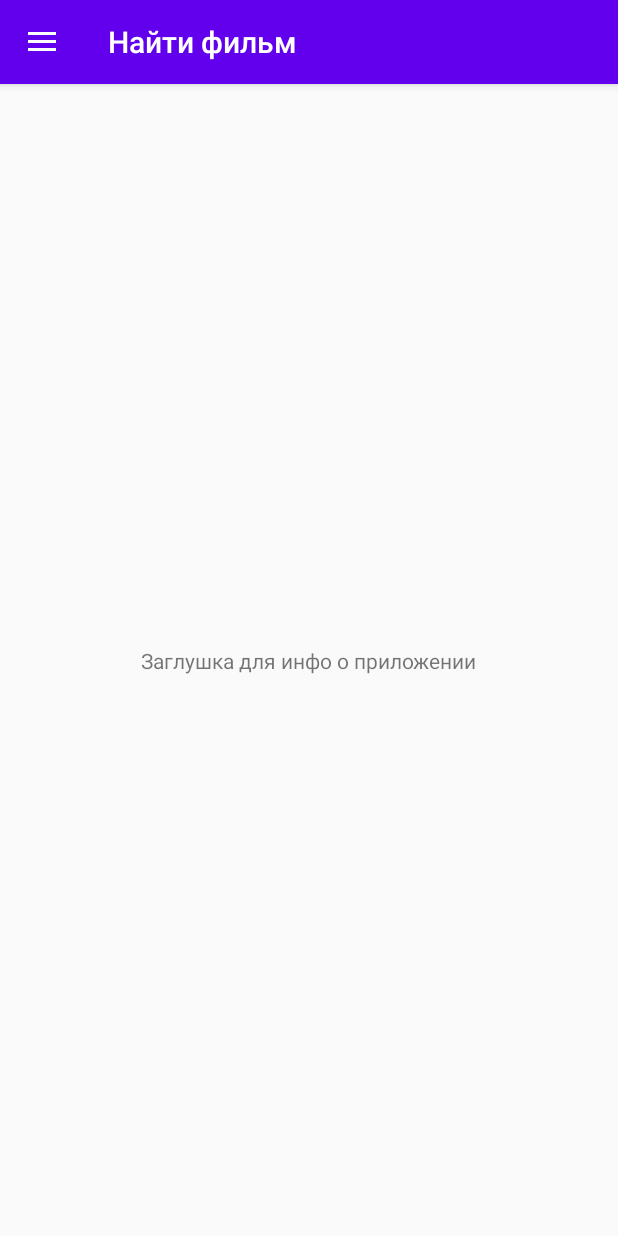
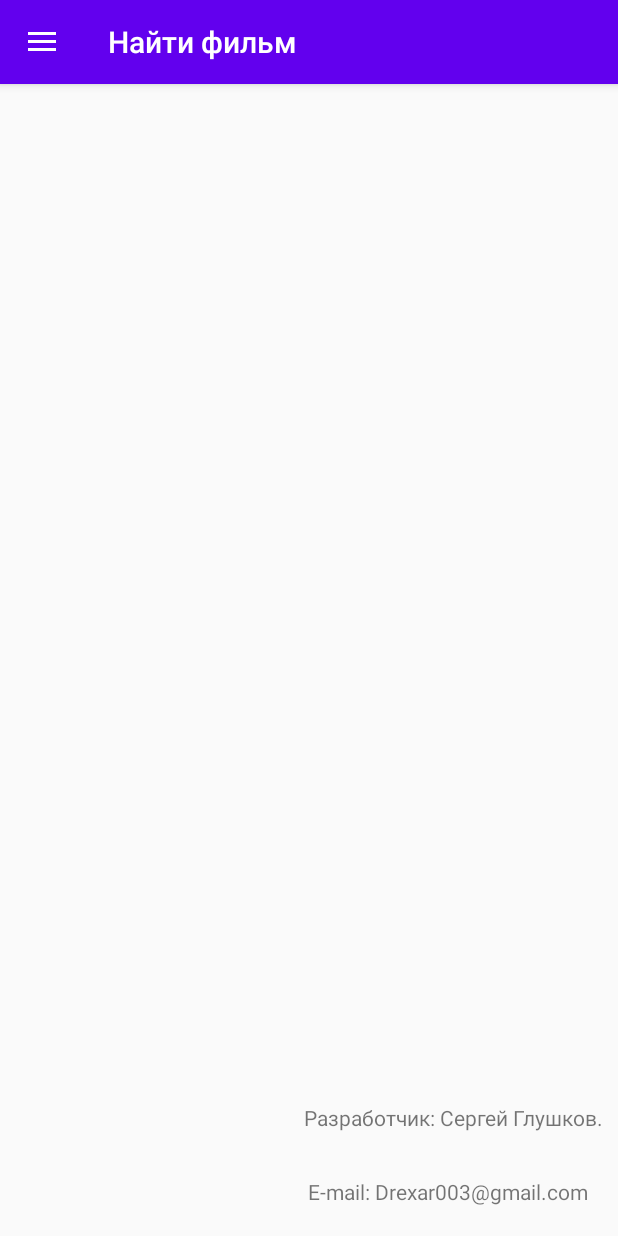
Before and after one commit to Drexxar/FilmFinder, an Android app: the fragment PopularFragment placed in its activity, in the side drawer, after a tap on "О приложении", on a phone screen of 412 x 824 dp. Run offline under Robolectric (Android 15) with nearby library versions, the phone set to English and light mode, and no system bars.

Commit message:
007.Add 'Popular' category of movies in drawer. Add a little bit more info about dev in 'Info'

```diff
--- a/app/src/main/java/com/example/filmfinder/model/fragments/HomeFragment.java
+++ b/app/src/main/java/com/example/filmfinder/model/fragments/HomeFragment.java
@@ -6,6 +6,7 @@ import android.util.Log;
 import android.view.LayoutInflater;
 import android.view.View;
 import android.view.ViewGroup;
+import android.widget.Toast;
 
 import androidx.annotation.NonNull;
 import androidx.annotation.Nullable;
@@ -25,6 +26,8 @@ import retrofit2.Response;
 
 public class HomeFragment extends Fragment {
 
+    private int page = 1;
+    private int limit = 10;
     private String API_KEY = "71dd7f88c9be5e56f400fa680f1ead0a";
     @Nullable
     @Override
@@ -36,16 +39,11 @@ public class HomeFragment extends Fragment {
     public void onViewCreated(@NonNull View view, @Nullable Bundle savedInstanceState) {
         super.onViewCreated(view, savedInstanceState);
 
-
         final RecyclerView recyclerView = getView().findViewById(R.id.recyclerview_id);
         recyclerView.setLayoutManager(new GridLayoutManager(getContext(), 2));
 
-
         Service apiService = FilmApp.getInstance().service;
-        Call<FilmResponse> call = apiService.getTopRatedFilms(API_KEY, "ru");
-
-
-
+        Call<FilmResponse> call = apiService.getTopRatedFilms(API_KEY, "ru", 1);
         call.enqueue(new Callback<FilmResponse>() {
             @Override
             public void onResponse(Call<FilmResponse> call,Response<FilmResponse> response) {
@@ -55,7 +53,7 @@ public class HomeFragment extends Fragment {
 
             @Override
             public void onFailure(Call<FilmResponse> call, Throwable t) {
-                Log.e("Home Fragment ",t.toString());
+                    Log.e("Home Fragment ", t.toString());
             }
         });
     }
--- a/app/src/main/java/com/example/filmfinder/model/fragments/PopularFragment.java
+++ b/app/src/main/java/com/example/filmfinder/model/fragments/PopularFragment.java
@@ -1,6 +1,7 @@
 package com.example.filmfinder.model.fragments;
 
 import android.os.Bundle;
+import android.util.Log;
 import android.view.LayoutInflater;
 import android.view.View;
 import android.view.ViewGroup;
@@ -8,14 +9,51 @@ import android.view.ViewGroup;
 import androidx.annotation.NonNull;
 import androidx.annotation.Nullable;
 import androidx.fragment.app.Fragment;
+import androidx.recyclerview.widget.GridLayoutManager;
+import androidx.recyclerview.widget.RecyclerView;
 
 import com.example.filmfinder.R;
+import com.example.filmfinder.adapter.RecyclerViewAdapter;
+import com.example.filmfinder.model.Film;
+import com.example.filmfinder.network.FilmApp;
+import com.example.filmfinder.network.FilmResponse;
+import com.example.filmfinder.network.Service;
+
+import java.util.List;
+
+import retrofit2.Call;
+import retrofit2.Callback;
+import retrofit2.Response;
 
 public class PopularFragment extends Fragment {
 
+    private String API_KEY = "71dd7f88c9be5e56f400fa680f1ead0a";
     @Nullable
     @Override
     public View onCreateView(@NonNull LayoutInflater inflater, @Nullable ViewGroup container, @Nullable Bundle savedInstanceState) {
         return inflater.inflate(R.layout.fragment_popular, container,false);
     }
+
+    @Override
+    public void onViewCreated(@NonNull View view, @Nullable Bundle savedInstanceState) {
+        super.onViewCreated(view, savedInstanceState);
+
+        final RecyclerView recyclerView = getView().findViewById(R.id.recyclerview_id);
+        recyclerView.setLayoutManager(new GridLayoutManager(getContext(), 2));
+
+        Service apiService = FilmApp.getInstance().service;
+        Call<FilmResponse> call = apiService.getPopularFilms(API_KEY, "ru",1);
+        call.enqueue(new Callback<FilmResponse>() {
+            @Override
+            public void onResponse(Call<FilmResponse> call, Response<FilmResponse> response) {
+                List<Film> films = response.body().getResults();
+                recyclerView.setAdapter(new RecyclerViewAdapter(getContext(), films));
+            }
+
+            @Override
+            public void onFailure(Call<FilmResponse> call, Throwable t) {
+                Log.e("Popular Fragment ",t.toString());
+            }
+        });
+    }
 }
--- a/app/src/main/java/com/example/filmfinder/network/Service.java
+++ b/app/src/main/java/com/example/filmfinder/network/Service.java
@@ -8,7 +8,10 @@ import retrofit2.http.Query;
 
 public interface Service {
     @GET("movie/top_rated")
-    Call<FilmResponse> getTopRatedFilms(@Query("api_key")String apiKey, @Query("language")String language);
+    Call<FilmResponse> getTopRatedFilms(@Query("api_key")String apiKey, @Query("language")String language, @Query("page") int page);
+
+    @GET("movie/popular")
+    Call<FilmResponse> getPopularFilms(@Query("api_key")String apiKey, @Query("language")String language, @Query("page") int page);
 
     @GET("movie/{id}")
     Call<FilmResponse> getMovieDetails(@Path("id") int id, @Query("api_key")String apiKey);
--- a/app/src/main/res/layout/fragment_info.xml
+++ b/app/src/main/res/layout/fragment_info.xml
@@ -7,10 +7,18 @@
     <TextView
         android:layout_width="wrap_content"
         android:layout_height="wrap_content"
-        android:text="Заглушка для инфо о приложении"
+        android:padding="10dp"
+        android:text="@string/app_info"
+        app:layout_constraintBottom_toTopOf="@+id/textView"
+        app:layout_constraintEnd_toEndOf="parent" />
+
+    <TextView
+        android:id="@+id/textView"
+        android:layout_width="wrap_content"
+        android:layout_height="wrap_content"
+        android:padding="20dp"
+        android:text="@string/app_contacts"
         app:layout_constraintBottom_toBottomOf="parent"
-        app:layout_constraintEnd_toEndOf="parent"
-        app:layout_constraintStart_toStartOf="parent"
-        app:layout_constraintTop_toTopOf="parent" />
+        app:layout_constraintEnd_toEndOf="parent" />
 
 </androidx.constraintlayout.widget.ConstraintLayout>
--- a/app/src/main/res/layout/fragment_popular.xml
+++ b/app/src/main/res/layout/fragment_popular.xml
@@ -5,13 +5,9 @@
     android:layout_width="match_parent"
     android:layout_height="match_parent">
 
-    <TextView
-        android:layout_width="wrap_content"
-        android:layout_height="wrap_content"
-        android:text="Заглушка для популярного"
-        app:layout_constraintBottom_toBottomOf="parent"
-        app:layout_constraintEnd_toEndOf="parent"
-        app:layout_constraintStart_toStartOf="parent"
-        app:layout_constraintTop_toTopOf="parent" />
+    <androidx.recyclerview.widget.RecyclerView
+        android:id="@+id/recyclerview_id"
+        android:layout_width="match_parent"
+        android:layout_height="match_parent"/>
 
 </androidx.constraintlayout.widget.ConstraintLayout>
--- a/app/src/main/res/values/strings.xml
+++ b/app/src/main/res/values/strings.xml
@@ -12,4 +12,6 @@
     <string name="navigation">Навигация</string>
     <string name="navigation_drawer_open">Открыть навигационную панель</string>
     <string name="navigation_drawer_close">Закрыть навигационную панель</string>
+    <string name="app_info">Разработчик: Сергей Глушков.</string>
+    <string name="app_contacts">E-mail: Drexar003@gmail.com</string>
 </resources>
```
